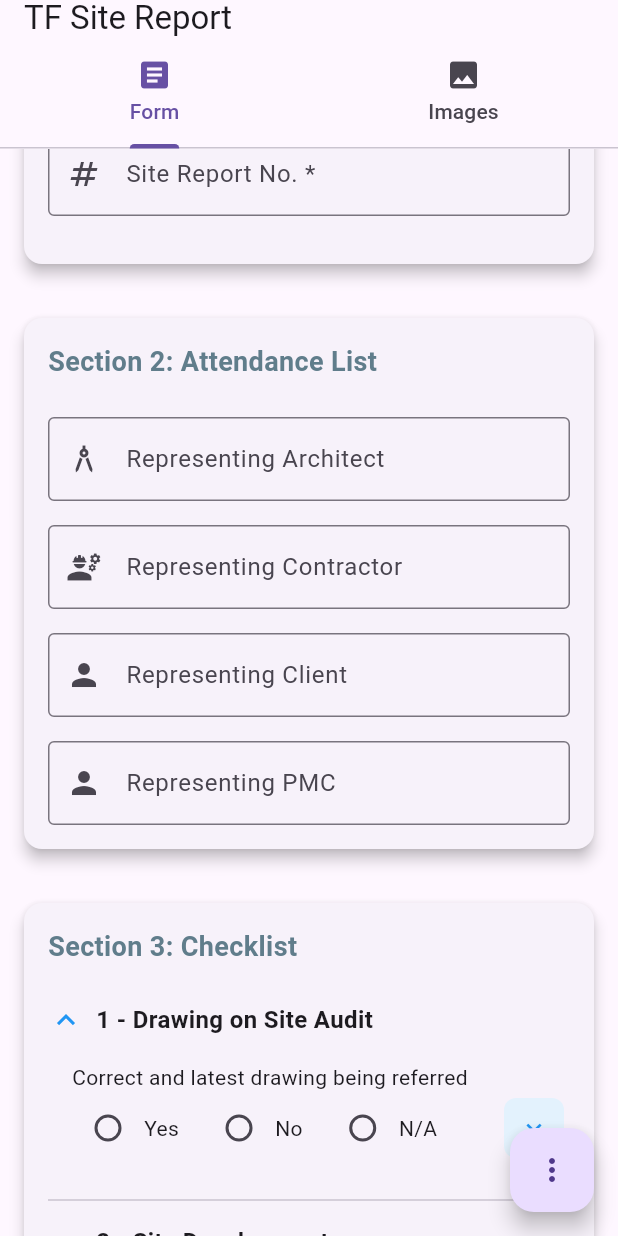
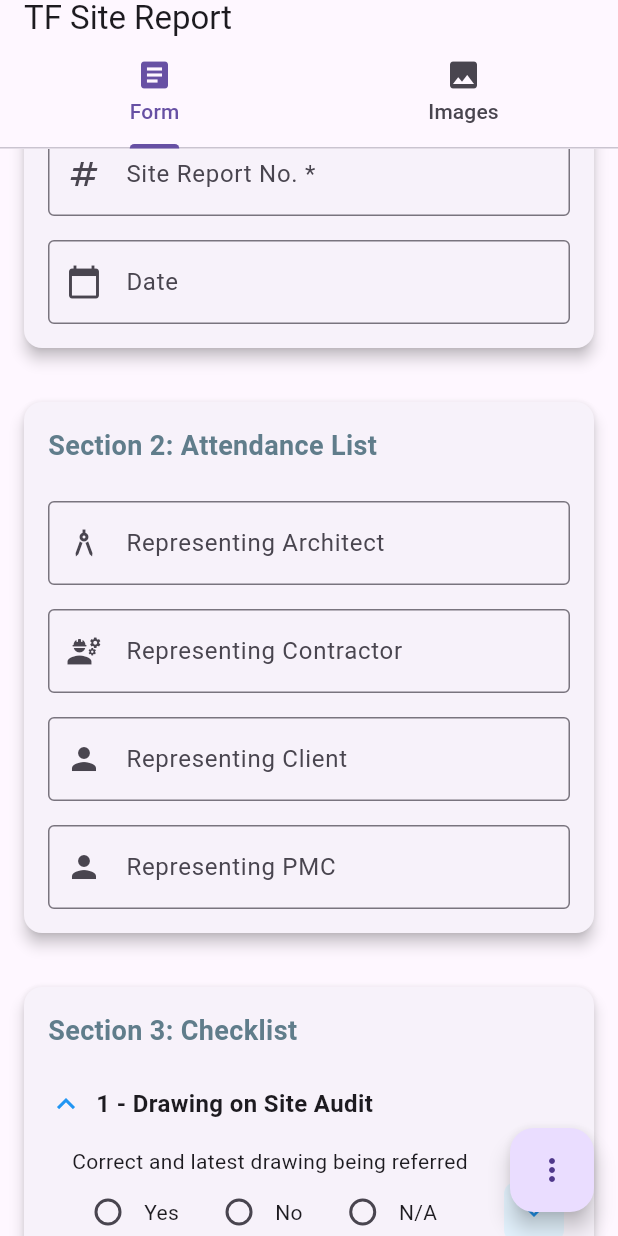
Before and after one commit to anshgwash/site_report_app_v2, a Flutter app: the screen it shows after launch, scrolled down 576 dp, on a phone screen of 412 x 824 dp. Run offline on Flutter 3.47's test engine with Material 3 defaults, Android fonts, the phone set to English and light mode, and no system bars; our stand-ins replace cross_file, flutter_riverpod, image_picker, pdf, share_plus, shared_preferences.

Commit message:
adds date picker

```diff
--- a/lib/form_sections/section_one.dart
+++ b/lib/form_sections/section_one.dart
@@ -37,11 +37,14 @@ class _SectionOneState extends State<SectionOne> {
     'Other',
   ];
 
+  DateTime? _selectedDate;
+
   @override
   void initState() {
     super.initState();
     // Initialize from existing data if available
     _selectedCheckType = widget.formData['typeOfCheck'] as String?;
+    _selectedDate = widget.formData['date'] as DateTime?;
 
     // Initialize drawing numbers from form data
     if (widget.formData.containsKey('drawingNumbers') &&
@@ -170,6 +173,8 @@ class _SectionOneState extends State<SectionOne> {
 
             _buildSiteReportNumberField(),
             const SizedBox(height: 16),
+
+            _buildDateTimeField(),
           ],
         ),
       ),
@@ -395,4 +400,40 @@ class _SectionOneState extends State<SectionOne> {
       },
     );
   }
+
+  Widget _buildDateTimeField() {
+    final dateText =
+        _selectedDate == null
+            ? ''
+            : '${_selectedDate!.day.toString().padLeft(2, '0')}/${_selectedDate!.month.toString().padLeft(2, '0')}/${_selectedDate!.year}';
+
+    return TextFormField(
+      readOnly: true,
+      controller: TextEditingController(text: dateText),
+      decoration: const InputDecoration(
+        labelText: 'Date',
+        border: OutlineInputBorder(),
+        prefixIcon: Icon(Icons.calendar_today),
+      ),
+      onTap: _pickDateTime,
+    );
+  }
+
+  Future<void> _pickDateTime() async {
+    final DateTime? pickedDate = await showDatePicker(
+      context: context,
+      initialDate: _selectedDate ?? DateTime.now(),
+      firstDate: DateTime(2000),
+      lastDate: DateTime(2101),
+    );
+
+    if (pickedDate == null) return;
+
+    if (!mounted) return;
+
+    setState(() {
+      _selectedDate = pickedDate;
+      widget.updateFormData('date', _selectedDate);
+    });
+  }
 }
--- a/lib/pdf_service.dart
+++ b/lib/pdf_service.dart
@@ -334,10 +334,18 @@ class PdfService {
       }
     }
 
+    final String dateString;
+    if (formData['date'] != null && formData['date'] is DateTime) {
+      final DateTime date = formData['date'] as DateTime;
+      dateString =
+          '${date.day.toString().padLeft(2, '0')}/${date.month.toString().padLeft(2, '0')}/${date.year}';
+    } else {
+      dateString = 'N/A';
+    }
+
     siteInfoData.addAll([
       ['Slab Level:', '${formData['slabLevel'] ?? 'N/A'}'],
-      ['Date:', '${DateTime.now().toString().split(' ')[0]}'],
-      ['Time:', '${DateTime.now().toString().split(' ')[1].substring(0, 5)}'],
+      ['Date:', dateString],
       ['Site Report No.:', '${formData['siteReportNo'] ?? 'N/A'}'],
     ]);
 
```
